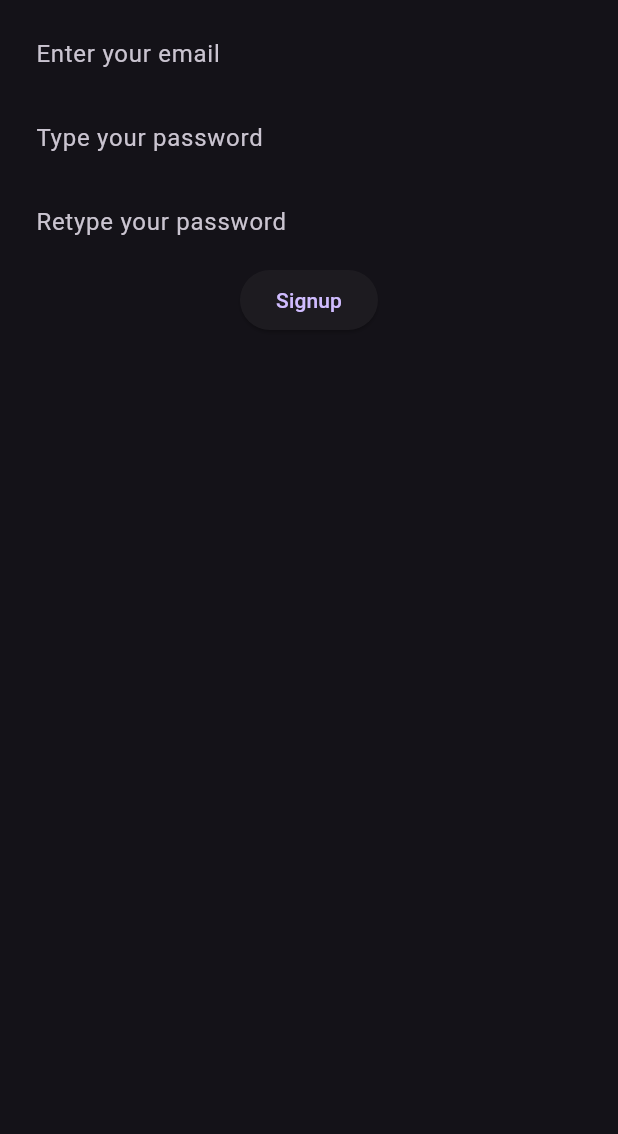
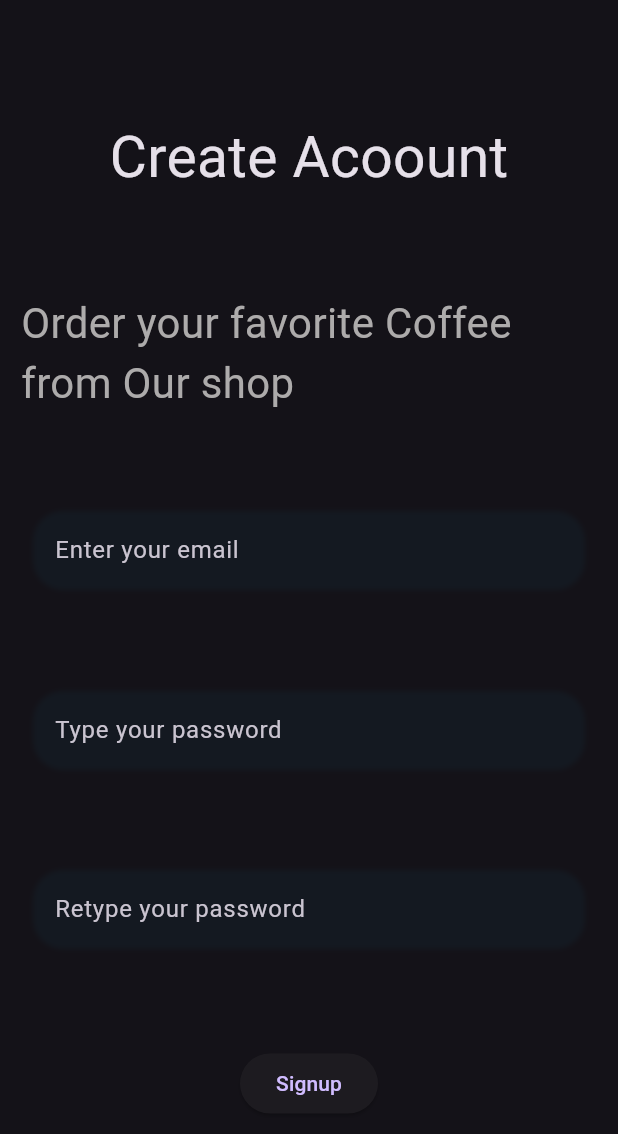
Before and after one commit to MERakram/tea_salon, a Flutter app: the RegisterPage screen opened directly, on a phone screen of 412 x 824 dp. Shown: the top 1134 px of the screen. Run offline on Flutter 3.47's test engine with Material 2 defaults, Android fonts, the phone set to English and light mode, and no system bars; our stand-ins replace email_validator, firebase_auth, firebase_core, flutter_svg, get; accounts and stored records are empty.

Commit message:
fixed signup loading

```diff
--- a/lib/pages/login_page.dart
+++ b/lib/pages/login_page.dart
@@ -1,11 +1,10 @@
-// ignore_for_file: must_be_immutable
+// ignore_for_file: must_be_immutable, non_constant_identifier_names
 
 import 'package:firebase_auth/firebase_auth.dart';
 import 'package:flutter/material.dart';
 import 'package:get/get.dart';
 import 'package:tea_salon/main.dart';
 import 'package:tea_salon/pages/register_page.dart';
-
 class LoginPage extends StatefulWidget {
   LoginPage({Key? key}) : super(key: key);
 
@@ -131,7 +130,7 @@ class _LoginPageState extends State<LoginPage> {
             children: [
               const Text('Dont have account?'),
               TextButton(
-                  onPressed: () => Get.to(RegisterPage()),
+                  onPressed: () =>Get.to(()=>RegisterPage()),
                   child: const Text('Register now'))
             ],
           ),
--- a/lib/pages/profilelanding.dart
+++ b/lib/pages/profilelanding.dart
@@ -1,6 +1,7 @@
 import 'package:firebase_auth/firebase_auth.dart';
 import 'package:flutter/material.dart';
 import 'package:tea_salon/pages/ProfilePage.dart';
+import 'package:tea_salon/pages/auth_page.dart';
 import 'package:tea_salon/pages/login_page.dart';
 class ProfileLanding extends StatefulWidget {
   const ProfileLanding({Key? key}) : super(key: key);
--- a/lib/pages/register_page.dart
+++ b/lib/pages/register_page.dart
@@ -1,5 +1,7 @@
+import 'package:email_validator/email_validator.dart';
 import 'package:firebase_auth/firebase_auth.dart';
 import 'package:flutter/material.dart';
+import 'package:get/get.dart';
 import 'package:tea_salon/main.dart';
 
 class RegisterPage extends StatefulWidget {
@@ -14,6 +16,19 @@ class _RegisterPageState extends State<RegisterPage> {
   final emailController = TextEditingController();
   final passwordController = TextEditingController();
   final passwordConfirmationController = TextEditingController();
+  final Decoration decoradtion = BoxDecoration(
+    borderRadius: BorderRadius.circular(20),
+    color: Colors.transparent,
+    boxShadow: [
+      BoxShadow(
+        // color: const Color(0xFF777676).withOpacity(0.1),
+        color: const Color(0xFF141921).withOpacity(1),
+        spreadRadius: -2,
+        blurRadius: 2,
+        offset: const Offset(0, 0),
+      ),
+    ],
+  );
   @override
   void dispose() {
     // TODO: implement dispose
@@ -25,47 +40,86 @@ class _RegisterPageState extends State<RegisterPage> {
 
   @override
   Widget build(BuildContext context) {
+    Size size = MediaQuery.of(context).size;
+    double height = size.height;
+    double width = size.width;
     return SafeArea(
       child: Scaffold(
-          body: Padding(
-        padding: const EdgeInsets.all(8.0),
-        child: Container(
+        resizeToAvoidBottomInset: false,
+        body: Container(
+          padding: const EdgeInsets.all(14),
           child: Form(
             key: formkey,
             child: Column(
+              crossAxisAlignment: CrossAxisAlignment.center,
+              mainAxisAlignment: MainAxisAlignment.spaceEvenly,
               children: [
+                const Text(
+                  'Create Acoount',
+                  style: TextStyle(fontSize: 38),
+                ),
+                const Text(
+                  'Order your favorite Coffee from Our shop',
+                  style: TextStyle(
+                      fontSize: 28, color: Color.fromARGB(255, 173, 171, 171)),
+                ),
                 // email field
-                TextFormField(
+                Container(
+                  decoration: decoradtion,
+                  width: width * 0.9,
+                  child: TextFormField(
                       decoration: InputDecoration(
                         hintText: 'Enter your email',
                         enabledBorder: OutlineInputBorder(
-                      borderSide: const BorderSide(color: Colors.transparent),
+                          borderSide:
+                              const BorderSide(color: Colors.transparent),
                           borderRadius: BorderRadius.circular(12),
                         ),
                         focusedBorder: OutlineInputBorder(
-                      borderSide: const BorderSide(color: Colors.transparent),
+                          borderSide:
+                              const BorderSide(color: Colors.transparent),
                           borderRadius: BorderRadius.circular(12),
                         ),
                       ),
                       controller: emailController,
+                      validator: (value) {
+                        if (value == null || !EmailValidator.validate(value)) {
+                          return 'enter a valid email';
+                        }
+                        return null;
+                      }),
                 ),
                 // password field
-                TextFormField(
+                Container(
+                  decoration: decoradtion,
+                  width: width * 0.9,
+                  child: TextFormField(
                       decoration: InputDecoration(
                         hintText: 'Type your password',
                         enabledBorder: OutlineInputBorder(
-                      borderSide: const BorderSide(color: Colors.transparent),
+                          borderSide:
+                              const BorderSide(color: Colors.transparent),
                           borderRadius: BorderRadius.circular(12),
                         ),
                         focusedBorder: OutlineInputBorder(
-                      borderSide: const BorderSide(color: Colors.transparent),
+                          borderSide:
+                              const BorderSide(color: Colors.transparent),
                           borderRadius: BorderRadius.circular(12),
                         ),
                       ),
                       controller: passwordController,
+                      validator: (value) {
+                        if (value == null || value.length < 6) {
+                          return 'min 6 carachters';
+                        }
+                        return null;
+                      }),
                 ),
                 // password confirmation
-                TextFormField(
+                Container(
+                  decoration: decoradtion,
+                  width: width * 0.9,
+                  child: TextFormField(
                     decoration: InputDecoration(
                       hintText: 'Retype your password',
                       enabledBorder: OutlineInputBorder(
@@ -77,13 +131,23 @@ class _RegisterPageState extends State<RegisterPage> {
                         borderRadius: BorderRadius.circular(12),
                       ),
                     ),
+                    controller: passwordConfirmationController,
+                    validator: (value) {
+                      if (value == null) {
+                        return 'you must retype your password';
+                      } else if (value != passwordController.text) {
+                        return 'must match your password';
+                      }
+                      return null;
+                    },
+                  ),
                 ),
                 ElevatedButton(onPressed: SignUp, child: const Text('Signup'))
               ],
             ),
           ),
         ),
-      )),
+      ),
     );
   }
 
@@ -103,6 +167,11 @@ class _RegisterPageState extends State<RegisterPage> {
           email: emailController.text.trim(),
           password: passwordController.text.trim());
       navigatorkey.currentState!.pop();
-    } on FirebaseAuthException catch (e) {}
+      Get.back();
+    } on FirebaseAuthException catch (e) {
+      navigatorkey.currentState!.pop();
+      Get.snackbar(e.message.toString(), 'Try again',
+          duration: const Duration(seconds: 2));
     }
   }
+}
--- a/pubspec.yaml
+++ b/pubspec.yaml
@@ -38,6 +38,7 @@ dependencies:
   flutter_svg: ^1.1.0
   firebase_auth: ^3.3.20
   firebase_core: ^1.18.0
+  email_validator: ^2.0.1
 
 
 dev_dependencies:
```
Also changed, not shown: lib/pages/auth_page.dart (added, +18 -0 lines), pubspec.lock. Lines whose indentation alone changed are shown as unchanged.
